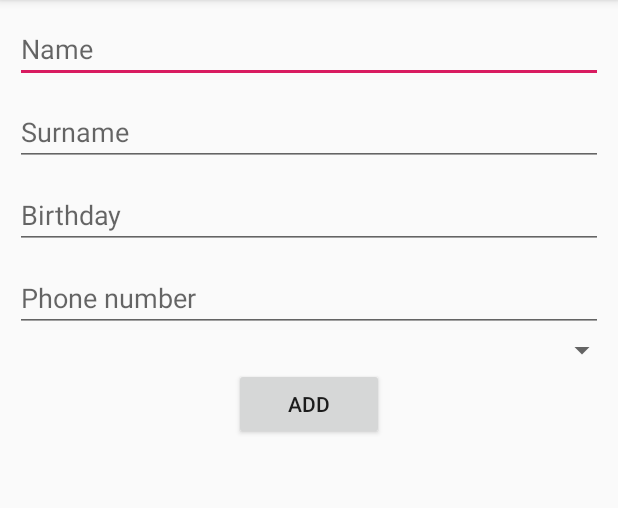
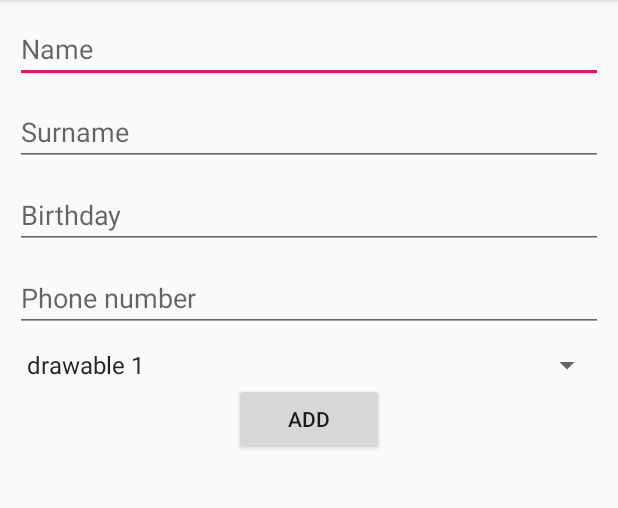
Before and after one commit to lukaszgrudzinski/ContactsApp, an Android app: the screen it shows after launch (NewContactActivity), after a tap on an icon or button, on a phone screen of 412 x 824 dp, the part 84-592 px from its top. Run offline under Robolectric (Android 15) with nearby library versions, the light colour scheme and no system bars.

Commit message:
Adding contacts logic

```diff
--- a/app/src/main/java/com/example/contactsapp/MainActivity.java
+++ b/app/src/main/java/com/example/contactsapp/MainActivity.java
@@ -34,6 +34,12 @@ public class MainActivity extends AppCompatActivity implements ContactFragment.O
     }
 
     @Override
+    public void onResume(){
+        super.onResume();
+        (( ContactFragment) getSupportFragmentManager().findFragmentById(R.id.contactFragment)).notifyDataChange();
+    }
+
+    @Override
     public boolean onCreateOptionsMenu(Menu menu) {
         // Inflate the menu; this adds items to the action bar if it is present.
         getMenuInflater().inflate(R.menu.menu_main, menu);
@@ -67,7 +73,6 @@ public class MainActivity extends AppCompatActivity implements ContactFragment.O
 
     public void AddNewContact()
     {
-        ContactFragment contactFragment = (ContactFragment) getSupportFragmentManager().findFragmentById(R.id.contactFragment);
         Intent myIntent = new Intent(MainActivity.this, NewContactActivity.class);
        // myIntent.putExtra("key", value); //Optional parameters
         MainActivity.this.startActivity(myIntent);
--- a/app/src/main/java/com/example/contactsapp/contacts/ContactListContent.java
+++ b/app/src/main/java/com/example/contactsapp/contacts/ContactListContent.java
@@ -39,7 +39,7 @@ public class ContactListContent {
     }
 
     private static Contact createDummyItem(int position) {
-        return new Contact(String.valueOf(position), "Item " + position, makeDetails(position),new Date(),"drawable/user0");
+        return new Contact(String.valueOf(position), "Item " + position, makeDetails(position),new Date().toString(),"drawable/user0");
     }
 
     private static String makeDetails(int position) {
@@ -55,10 +55,10 @@ public class ContactListContent {
         public final String id;
         public final String name;
         public final String phoneNumber;
-        public final Date birthday;
+        public final String birthday;
         public final String picPath;
 
-        public Contact(String id, String name, String phoneNumber, Date birthday, String picPath) {
+        public Contact(String id, String name, String phoneNumber, String birthday, String picPath) {
             this.id = id;
             this.name = name;
             this.phoneNumber = phoneNumber;
--- a/app/src/main/res/layout/activity_new_contact.xml
+++ b/app/src/main/res/layout/activity_new_contact.xml
@@ -46,12 +46,16 @@
         android:layout_width="match_parent"
         android:layout_height="wrap_content"
         android:id="@+id/soundSpinner"
+        android:entries="@array/ringtones"
+        android:layout_margin="10dp"
         app:layout_constraintTop_toBottomOf="@+id/phoneEditBox"
         app:layout_constraintStart_toStartOf="parent" />
 
     <Button
+        android:id="@+id/buttonAddNewContact"
         android:layout_width="100dp"
         android:layout_height="wrap_content"
+        android:onClick="AddNewContact"
         android:text="ADD"
         app:layout_constraintEnd_toEndOf="parent"
         app:layout_constraintStart_toStartOf="parent"
--- a/app/src/main/res/values/strings.xml
+++ b/app/src/main/res/values/strings.xml
@@ -5,4 +5,9 @@
     <string name="surname">Surname</string>
     <string name="birthday">Birthday</string>
     <string name="phone_number">Phone number</string>
+    <string-array name="ringtones">
+        <item>drawable 1</item>
+        <item>drawable 2</item>
+        <item>drawable 3</item>
+    </string-array>
 </resources>
```
Also changed, not shown: app/src/main/java/com/example/contactsapp/NewContactActivity.java (+20 -0 lines).
